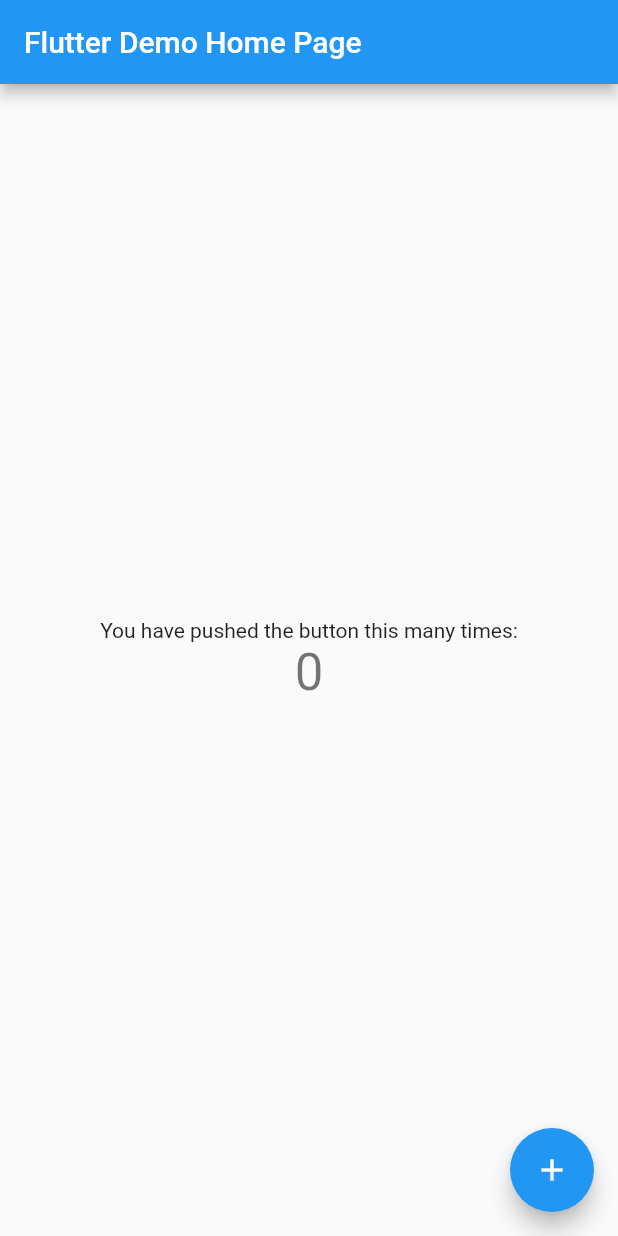
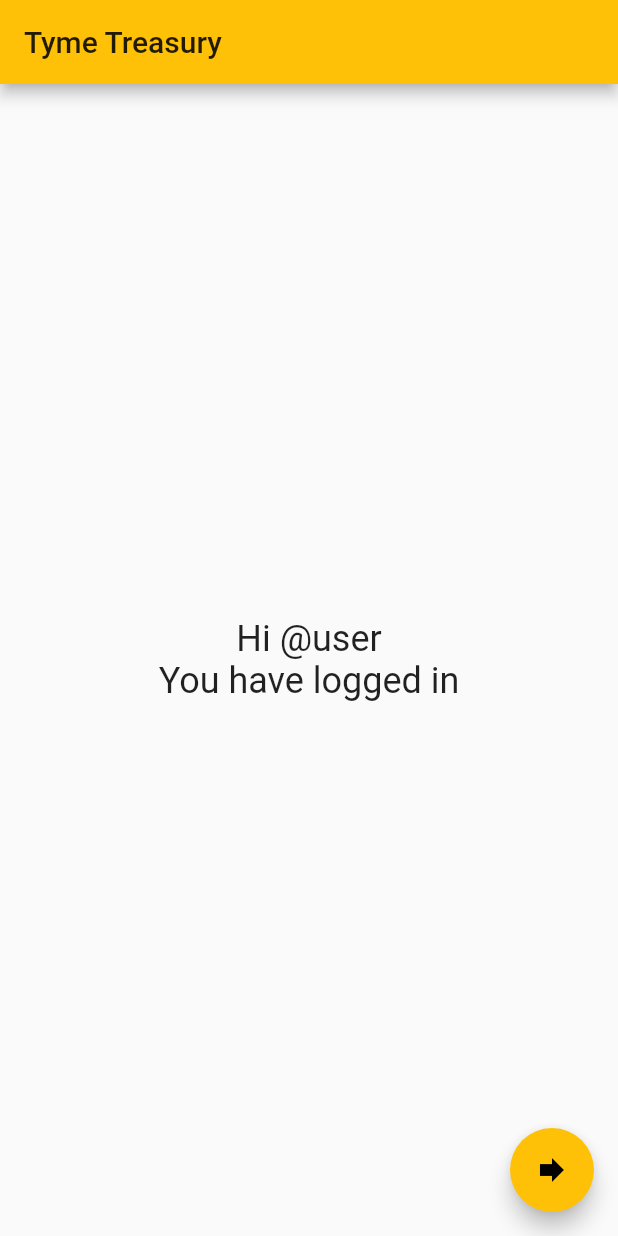
Before and after one commit to stanleydong/mobile_3m, a Flutter app: the screen it shows after launch, on a phone screen of 412 x 824 dp. Run offline on Flutter 3.47's test engine with Material 2 defaults, Android fonts, the phone set to English and light mode, and no system bars; missing offline and left inert: qrcode_reader.

```diff
--- a/lib/main.dart
+++ b/lib/main.dart
@@ -1,4 +1,6 @@
 import 'package:flutter/material.dart';
+import 'package:mobile_3m/qrcode_reader.dart';
+import 'package:mobile_3m/book.dart';
 
 void main() => runApp(MyApp());
 
@@ -7,7 +9,7 @@ class MyApp extends StatelessWidget {
   @override
   Widget build(BuildContext context) {
     return MaterialApp(
-      title: 'Flutter Demo',
+      title: 'Tyme Treasury',
       theme: ThemeData(
         // This is the theme of your application.
         //
@@ -18,9 +20,9 @@ class MyApp extends StatelessWidget {
         // or simply save your changes to "hot reload" in a Flutter IDE).
         // Notice that the counter didn't reset back to zero; the application
         // is not restarted.
-        primarySwatch: Colors.blue,
+        primarySwatch: Colors.amber,
       ),
-      home: MyHomePage(title: 'Flutter Demo Home Page'),
+      home: MyHomePage(title: 'Tyme Treasury'),
     );
   }
 }
@@ -44,7 +46,6 @@ class MyHomePage extends StatefulWidget {
 }
 
 class _MyHomePageState extends State<MyHomePage> {
-  int _counter = 0;
 
   void _incrementCounter() {
     setState(() {
@@ -53,7 +54,6 @@ class _MyHomePageState extends State<MyHomePage> {
       // so that the display can reflect the updated values. If we changed
       // _counter without calling setState(), then the build method would not be
       // called again, and so nothing would appear to happen.
-      _counter++;
     });
   }
 
@@ -78,7 +78,7 @@ class _MyHomePageState extends State<MyHomePage> {
           // Column is also layout widget. It takes a list of children and
           // arranges them vertically. By default, it sizes itself to fit its
           // children horizontally, and tries to be as tall as its parent.
-          //git
+          //
           // Invoke "debug painting" (press "p" in the console, choose the
           // "Toggle Debug Paint" action from the Flutter Inspector in Android
           // Studio, or the "Toggle Debug Paint" command in Visual Studio Code)
@@ -92,19 +92,21 @@ class _MyHomePageState extends State<MyHomePage> {
           mainAxisAlignment: MainAxisAlignment.center,
           children: <Widget>[
             Text(
-              'You have pushed the button this many times:',
-            ),
-            Text(
-              '$_counter',
-              style: Theme.of(context).textTheme.display1,
+              'Hi @user\nYou have logged in', textAlign: TextAlign.center, style: Theme.of(context).textTheme.headline,
             ),
           ],
         ),
       ),
       floatingActionButton: FloatingActionButton(
-        onPressed: _incrementCounter,
-        tooltip: 'Increment',
-        child: Icon(Icons.add),
+        onPressed: () {
+          Navigator.push(
+            context,
+//            MaterialPageRoute(builder: (context) => QRScanPage()),
+            MaterialPageRoute(builder: (context) => Book()),
+          );
+        },
+        tooltip: 'Next',
+        child: Icon(Icons.forward),
       ), // This trailing comma makes auto-formatting nicer for build methods.
     );
   }
```
Also changed, not shown: lib/book.dart (renamed from lib/lendingBook.dart, +12 -26 lines), lib/qrcode_reader.dart (+11 -6 lines).
